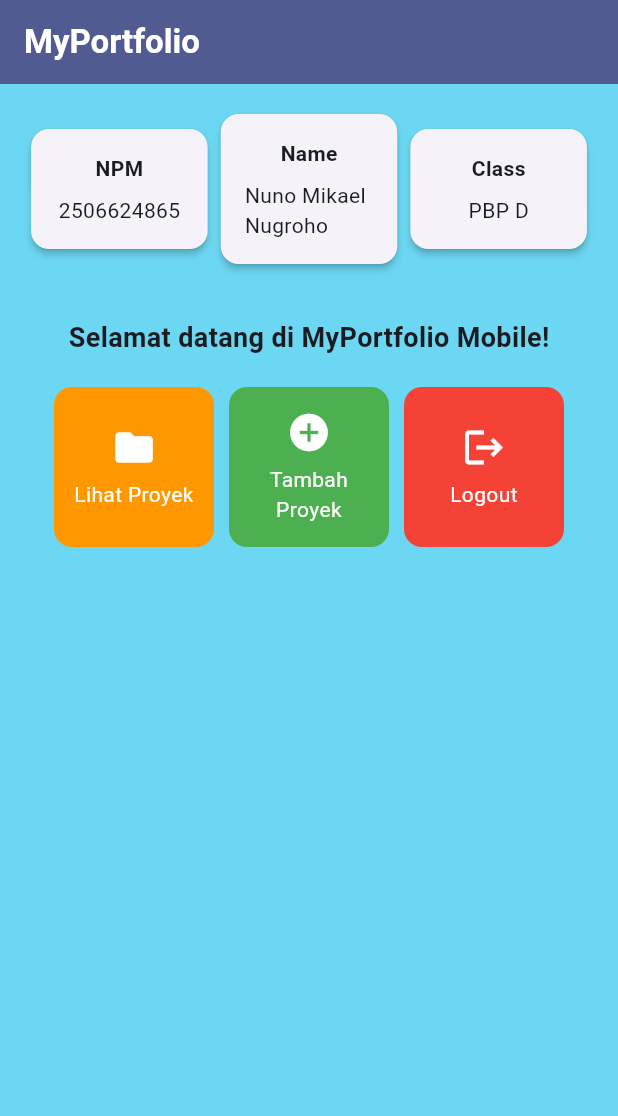
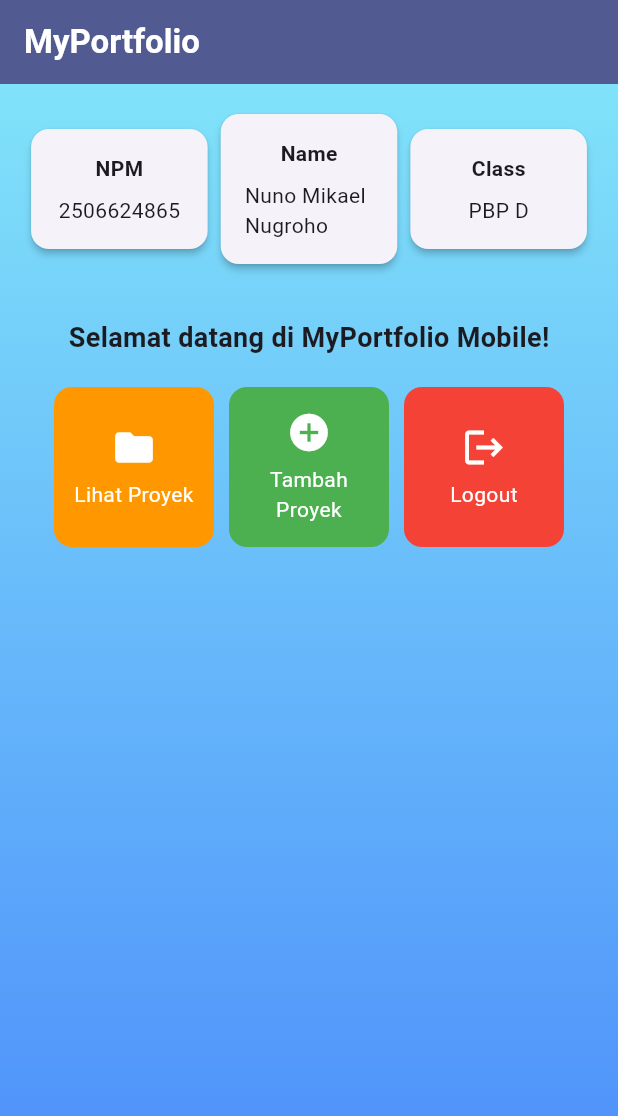
Before and after one commit to gammaknives/myportofolio_mobile, a Flutter app: the screen it shows after launch, on a phone screen of 412 x 824 dp. Shown: the top 1116 px of the screen. Run offline on Flutter 3.47's test engine with Material 3 defaults, Android fonts, the phone set to English and light mode, and no system bars.

Commit message:
Added gradient background

```diff
--- a/lib/main.dart
+++ b/lib/main.dart
@@ -17,9 +17,24 @@ class MyApp extends StatelessWidget {
       seedColor: Colors.indigo,
       secondary: Colors.amber[700],
     ),
-        scaffoldBackgroundColor: const Color.fromARGB(255, 108, 215, 242),
+    scaffoldBackgroundColor: Colors.transparent,
     useMaterial3: true,
   ),
+  builder: (context, child) {
+    return Container(
+      decoration: BoxDecoration(
+        gradient: LinearGradient(
+          begin: Alignment.topCenter,
+          end: Alignment.bottomCenter,
+          colors: [
+            const Color.fromARGB(255, 132, 233, 249),
+            const Color.fromARGB(255, 75, 139, 251),
+          ],
+        ),
+      ),
+      child: child,
+    );
+  },
   home: MyHomePage(),
 );
   }
```
Lines whose indentation alone changed are shown as unchanged.
